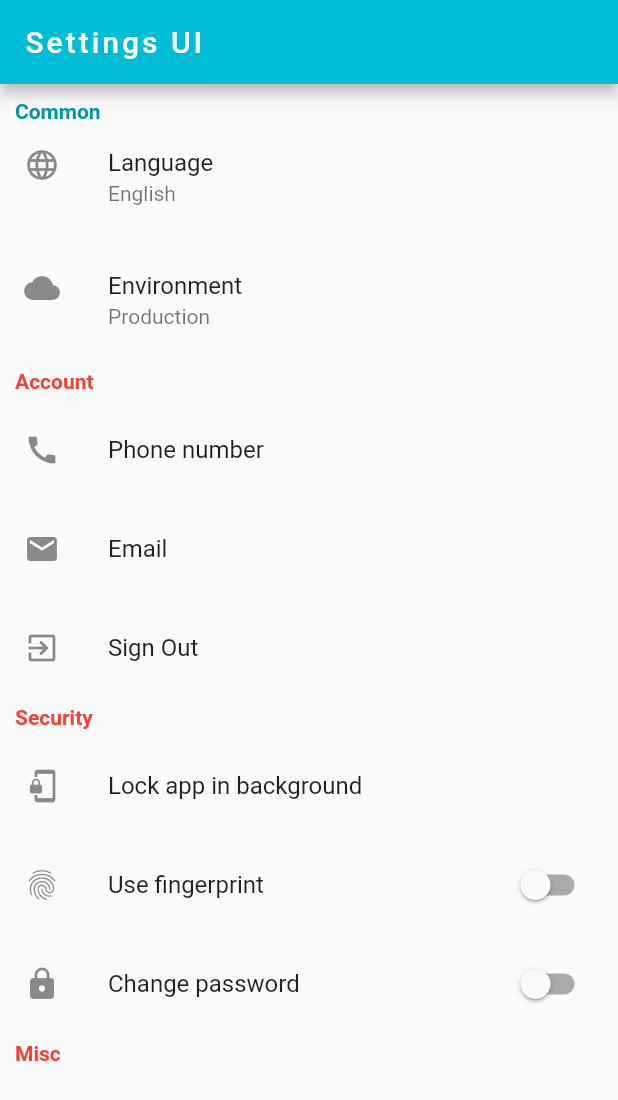
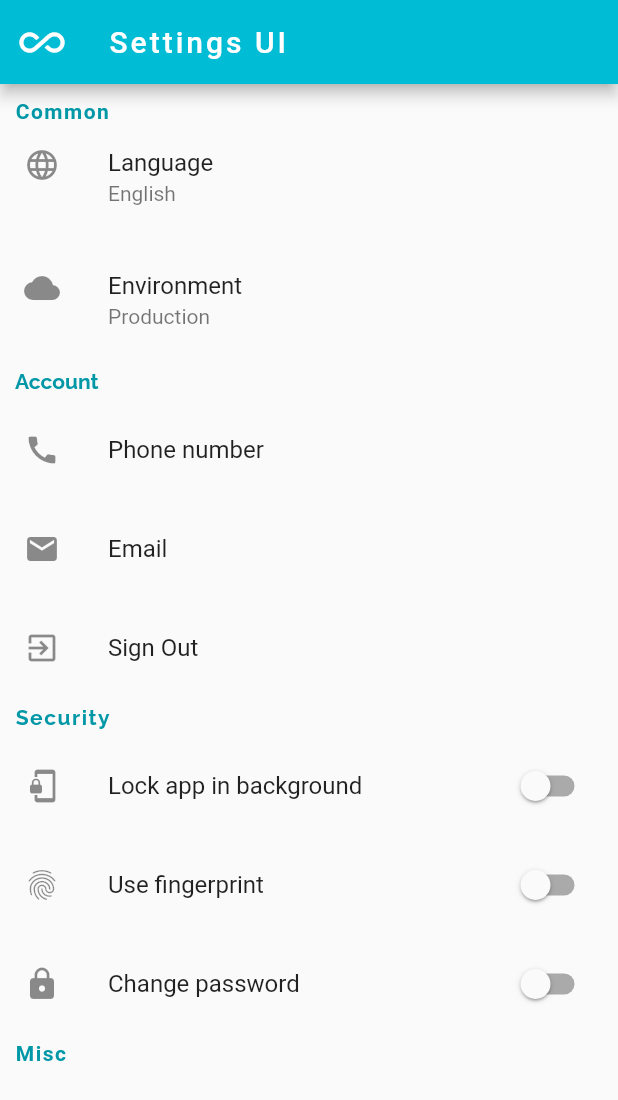
Before and after one commit to theAkHilsarkar18/setting_app, a Flutter app: the screen it shows after launch, on a phone screen of 412 x 824 dp. Shown: the top 1100 px of the screen. Run offline on Flutter 3.47's test engine with Material 2 defaults, Android fonts, the phone set to English and light mode, and no system bars; our stand-ins replace google_fonts.

Commit message:
10-03-2023

```diff
--- a/lib/main.dart
+++ b/lib/main.dart
@@ -12,7 +12,7 @@ void main()
         ChangeNotifierProvider(create: (context) => Homeprovider(),),
       ],
       child: MaterialApp(
-        debugShowCheckedModeBanner: true,
+        debugShowCheckedModeBanner: false,
         routes: {
           '/' : (context) => Homescreen(),
         },
--- a/lib/screens/home/view/homescreen.dart
+++ b/lib/screens/home/view/homescreen.dart
@@ -21,8 +21,10 @@ class _HomescreenState extends State<Homescreen> {
     return SafeArea(
       child: Scaffold(
         appBar: AppBar(
+          leading: Icon(Icons.all_inclusive,size: 30),
           title:
               Text("Settings UI", style: GoogleFonts.aBeeZee(letterSpacing: 2)),
+
           backgroundColor: Colors.cyan,
         ),
         body: Column(
@@ -36,7 +38,7 @@ class _HomescreenState extends State<Homescreen> {
                     "Common",
                     style: TextStyle(
                         color: Colors.cyan.shade700,
-                        fontWeight: FontWeight.bold),
+                        fontWeight: FontWeight.bold,letterSpacing: 1),
                   )),
             ),
             ListTile(
@@ -57,8 +59,8 @@ class _HomescreenState extends State<Homescreen> {
                   alignment: Alignment.topLeft,
                   child: Text(
                     "Account",
-                    style: TextStyle(
-                        color: Colors.red, fontWeight: FontWeight.bold),
+                    style: GoogleFonts.raleway(
+                        color: Colors.cyan.shade700, fontWeight: FontWeight.bold),
                   )),
             ),
             SizedBox(height: 10),
@@ -80,19 +82,28 @@ class _HomescreenState extends State<Homescreen> {
                   alignment: Alignment.topLeft,
                   child: Text(
                     "Security",
-                    style: TextStyle(
-                        color: Colors.red, fontWeight: FontWeight.bold),
+                    style: GoogleFonts.raleway(
+                        color: Colors.cyan.shade700, fontWeight: FontWeight.bold,letterSpacing: 1),
                   )),
             ),
             SizedBox(height: 10),
             ListTile(
                 leading: Icon(Icons.phonelink_lock),
-                title: Text("Lock app in background")),
+
+                title: Text("Lock app in background"),
+              trailing: Switch(
+                activeColor: Colors.cyan.shade700,
+                value: homeproviderTrue!.onOff3,
+                onChanged: (value) => homeprovider!.onClick3(value),
+              ),
+            ),
+
             SizedBox(height: 10),
             ListTile(
                 leading: Icon(Icons.fingerprint),
                 title: Text("Use fingerprint"),
               trailing: Switch(
+                activeColor: Colors.cyan.shade700,
                 value: homeproviderTrue!.onOff,
                 onChanged: (value) => homeprovider!.onClick(value),
               ),
@@ -102,8 +113,9 @@ class _HomescreenState extends State<Homescreen> {
               leading: Icon(Icons.lock),
               title: Text("Change password"),
               trailing: Switch(
-                value: homeproviderTrue!.onOff,
-                onChanged: (value) => homeprovider!.onClick(value),
+                activeColor: Colors.cyan.shade700,
+                value: homeproviderTrue!.onOff2,
+                onChanged: (value) => homeprovider!.onClick2(value),
               ),
             ),
             SizedBox(height: 10),
@@ -114,7 +126,7 @@ class _HomescreenState extends State<Homescreen> {
                   child: Text(
                     "Misc",
                     style: TextStyle(
-                        color: Colors.red, fontWeight: FontWeight.bold),
+                        color: Colors.cyan.shade700, fontWeight: FontWeight.bold,letterSpacing: 1),
                   )),
             ),
           ],
```
Also changed, not shown: lib/screens/home/provider/homeprovider.dart (+12 -0 lines).
